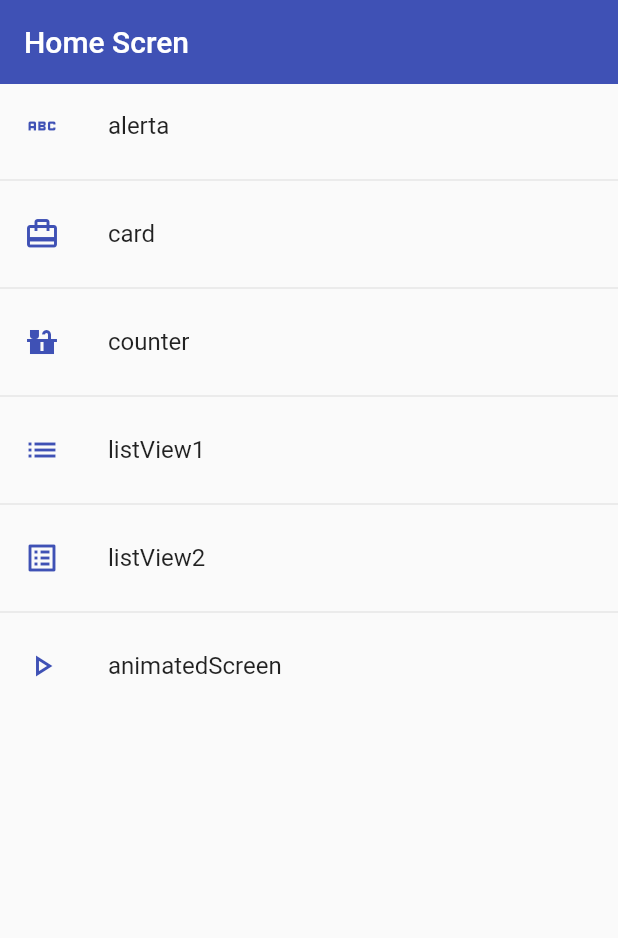
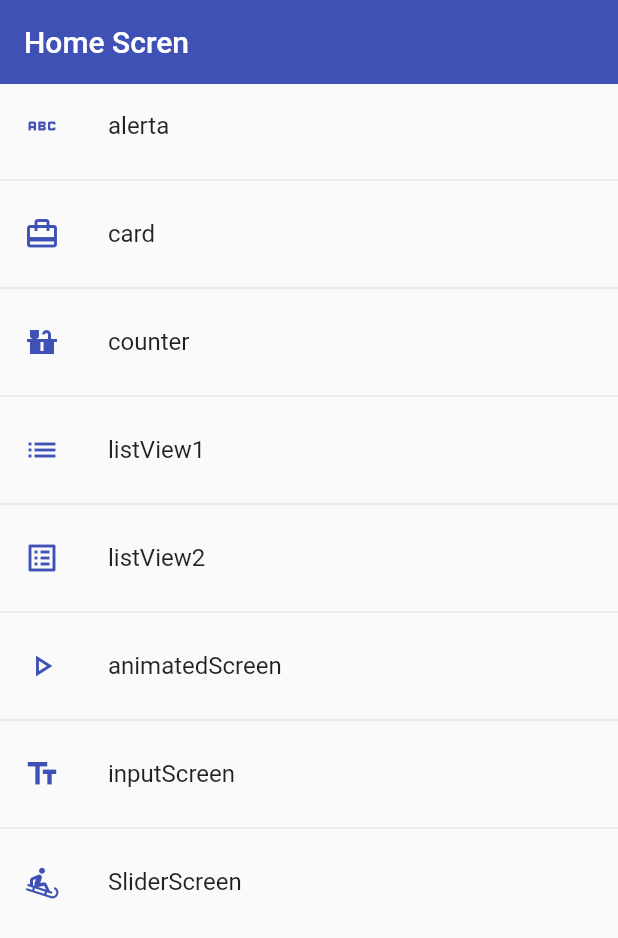
Before and after one commit to nicoisz/fluttereando, a Flutter app: the screen it shows after launch, on a phone screen of 412 x 824 dp. Shown: the top 938 px of the screen. Run offline on Flutter 3.47's test engine with Material 2 defaults, Android fonts, the phone set to English and light mode, and no system bars; missing offline and left inert: dart:ffi.

Commit message:
playing with slides, checks and forms

```diff
--- a/lib/router/router.dart
+++ b/lib/router/router.dart
@@ -40,7 +40,17 @@ class AppRoutes {
         route: 'animated',
         icon: Icons.play_arrow_outlined,
         name: 'animatedScreen',
-        screen: const AnimatedScreen())
+        screen: const AnimatedScreen()),
+    MenuOptions(
+        route: 'input',
+        icon: Icons.text_fields,
+        name: 'inputScreen',
+        screen: const InputForm()),
+    MenuOptions(
+        route: 'slider',
+        icon: Icons.sledding_rounded,
+        name: 'SliderScreen',
+        screen: const SliderScreen())
   ];
 
   static Map<String, Widget Function(BuildContext)> getAppRoutes() {
@@ -60,7 +70,9 @@ class AppRoutes {
     'home': (BuildContext context) => const HomeScreen(),
     'listView1': (BuildContext context) => const Listview1Screen(),
     'listView2': (BuildContext context) => const Listview2Screen(),
-    'animated': (BuildContext context) => const AnimatedScreen()
+    'animated': (BuildContext context) => const AnimatedScreen(),
+    'input': (BuildContext context) => const InputForm(),
+    'slider': (BuildContext context) => const SliderScreen(),
   };
 
   static Route<dynamic> onGenerateRoute(RouteSettings settings) {
--- a/lib/screens/screens.dart
+++ b/lib/screens/screens.dart
@@ -5,3 +5,5 @@ export 'package:my_app/screens/home_screen.dart';
 export 'package:my_app/screens/listview1_screen.dart';
 export 'package:my_app/screens/listview2_screen.dart';
 export 'package:my_app/screens/animated_screen.dart';
+export 'package:my_app/screens/slider_screen.dart';
+export 'package:my_app/screens/input_screen.dart';
--- a/lib/theme/app_theme.dart
+++ b/lib/theme/app_theme.dart
@@ -15,8 +15,33 @@ class AppTheme {
         const FloatingActionButtonThemeData(backgroundColor: primary),
     elevatedButtonTheme: ElevatedButtonThemeData(
       style: ElevatedButton.styleFrom(
-            foregroundColor: Colors.red,
+          foregroundColor: Colors.white,
+          backgroundColor: primary,
           shape: const StadiumBorder(),
           elevation: 0),
-      ));
+    ),
+    inputDecorationTheme: const InputDecorationTheme(
+      floatingLabelStyle: TextStyle(color: primary),
+      enabledBorder: OutlineInputBorder(
+        borderSide: BorderSide(color: primary),
+        borderRadius: BorderRadius.only(
+          bottomLeft: Radius.circular(10),
+          topRight: Radius.circular(10),
+        ),
+      ),
+      focusedBorder: OutlineInputBorder(
+        borderSide: BorderSide(color: primary),
+        borderRadius: BorderRadius.only(
+          bottomLeft: Radius.circular(10),
+          topRight: Radius.circular(10),
+        ),
+      ),
+      border: OutlineInputBorder(
+        borderRadius: BorderRadius.only(
+          bottomLeft: Radius.circular(10),
+          topRight: Radius.circular(10),
+        ),
+      ),
+    ),
+  );
 }
--- a/lib/widgets/widgets.dart
+++ b/lib/widgets/widgets.dart
@@ -1,2 +1,3 @@
 export 'package:my_app/widgets/custom_card_type_1.dart';
 export 'package:my_app/widgets/custom_card_type_2.dart';
+export 'package:my_app/widgets/custom_input_field.dart';
```
Also changed, not shown: lib/screens/input_screen.dart (+109 -0 lines), lib/screens/slider_screen.dart (added, +76 -0 lines), lib/widgets/custom_input_field.dart (added, +52 -0 lines). Lines whose indentation alone changed are shown as unchanged.
